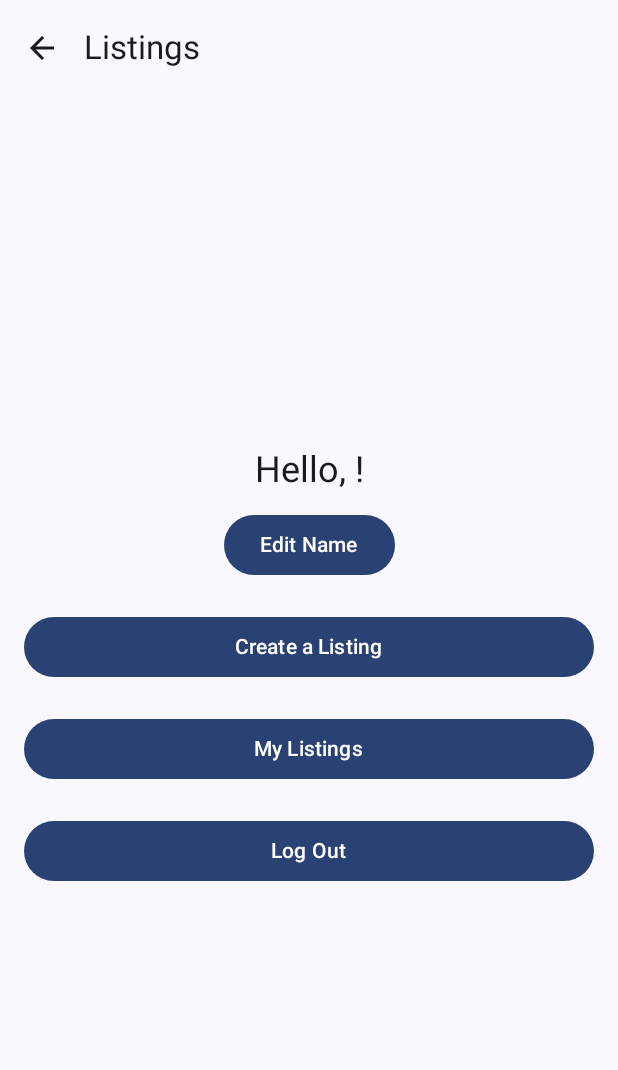
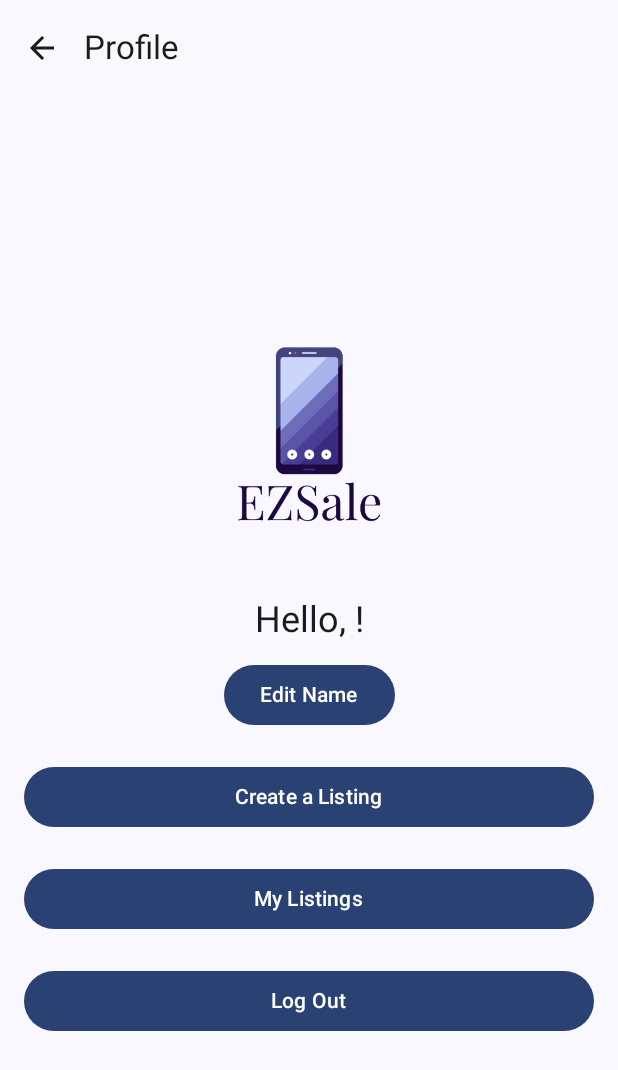
Before and after one commit to josuelanderos661/EZSale, an Android app built with Jetpack Compose: the CreateListing screen opened through its navigation route, after a tap on "Profile", on a phone screen of 412 x 824 dp. Shown: the top 1070 px of the screen. Run offline under Robolectric (Android 15) with nearby library versions, the phone set to English and light mode, and no system bars; our stand-ins replace Firebase (no records; nobody signed in at launch, a user with empty details on screens opened directly).

Commit message:
Added a back button to the listings, create listing, and Profile Screen. Also added a new app logo

```diff
--- a/app/src/main/java/com/example/ezsale/CreateListing.kt
+++ b/app/src/main/java/com/example/ezsale/CreateListing.kt
@@ -1,6 +1,8 @@
 package com.example.ezsale
 
 import androidx.compose.foundation.layout.*
+import androidx.compose.material.icons.Icons
+import androidx.compose.material.icons.filled.ArrowBack
 import androidx.compose.material3.*
 import androidx.compose.runtime.*
 import androidx.compose.ui.Alignment
@@ -12,6 +14,7 @@ import com.google.firebase.database.ktx.database
 import com.google.firebase.ktx.Firebase
 import java.util.UUID
 
+@OptIn(ExperimentalMaterial3Api::class)
 @Composable
 fun CreateListing(navController: NavHostController) {
     val user = Firebase.auth.currentUser
@@ -31,38 +34,74 @@ fun CreateListing(navController: NavHostController) {
     var description by remember { mutableStateOf("") }
     var isLoading by remember { mutableStateOf(false) }
 
+    Scaffold(
+        topBar = {
+            SmallTopAppBar(
+                title = { Text("Create a Listing") },
+                navigationIcon = {
+                    IconButton(onClick = { navController.navigate("ProfileScreen") }) {
+                        Icon(
+                            imageVector = Icons.Default.ArrowBack,
+                            contentDescription = "Back"
+                        )
+                    }
+                }
+            )
+        },
+        content = { innerPadding ->
             Column(
                 modifier = Modifier
                     .fillMaxSize()
+                    .padding(innerPadding)
                     .padding(16.dp),
                 horizontalAlignment = Alignment.CenterHorizontally,
                 verticalArrangement = Arrangement.Center
             ) {
-        Text(text = "Create a Listing", style = MaterialTheme.typography.headlineSmall)
-
+                Text(
+                    text = "Create a Listing",
+                    style = MaterialTheme.typography.headlineSmall
+                )
                 Spacer(modifier = Modifier.height(10.dp))
-
-        TextField(value = title, onValueChange = { title = it }, label = { Text("Item Title") })
+                TextField(
+                    value = title,
+                    onValueChange = { title = it },
+                    label = { Text("Item Title") },
+                    modifier = Modifier.fillMaxWidth()
+                )
                 Spacer(modifier = Modifier.height(10.dp))
-
-        TextField(value = price, onValueChange = { price = it }, label = { Text("Item Price") })
+                TextField(
+                    value = price,
+                    onValueChange = { price = it },
+                    label = { Text("Item Price") },
+                    modifier = Modifier.fillMaxWidth()
+                )
                 Spacer(modifier = Modifier.height(10.dp))
-
-        TextField(value = category, onValueChange = { category = it }, label = { Text("Category") })
+                TextField(
+                    value = category,
+                    onValueChange = { category = it },
+                    label = { Text("Category") },
+                    modifier = Modifier.fillMaxWidth()
+                )
                 Spacer(modifier = Modifier.height(10.dp))
-
-        TextField(value = condition, onValueChange = { condition = it }, label = { Text("Condition") })
+                TextField(
+                    value = condition,
+                    onValueChange = { condition = it },
+                    label = { Text("Condition") },
+                    modifier = Modifier.fillMaxWidth()
+                )
                 Spacer(modifier = Modifier.height(10.dp))
-
-        TextField(value = description, onValueChange = { description = it }, label = { Text("Description") })
+                TextField(
+                    value = description,
+                    onValueChange = { description = it },
+                    label = { Text("Description") },
+                    modifier = Modifier.fillMaxWidth()
+                )
                 Spacer(modifier = Modifier.height(20.dp))
-
                 Button(
                     onClick = {
                         isLoading = true
                         val database = Firebase.database.reference
                         val listingId = UUID.randomUUID().toString()
-
                         val listing = mapOf(
                             "title" to title,
                             "price" to price,
@@ -71,20 +110,25 @@ fun CreateListing(navController: NavHostController) {
                             "description" to description,
                             "userId" to user.uid
                         )
-
                         database.child("listings").child(listingId).setValue(listing)
                             .addOnSuccessListener {
                                 isLoading = false
-                        navController.navigate("ProfileScreen") // Navigate back to profile
+                                navController.navigate("ProfileScreen")
                             }
                             .addOnFailureListener {
                                 isLoading = false
                             }
                     },
-            enabled = title.isNotEmpty() && price.isNotEmpty() && category.isNotEmpty() && condition.isNotEmpty() && description.isNotEmpty(),
+                    enabled = title.isNotEmpty() &&
+                            price.isNotEmpty() &&
+                            category.isNotEmpty() &&
+                            condition.isNotEmpty() &&
+                            description.isNotEmpty(),
                     modifier = Modifier.fillMaxWidth()
                 ) {
                     Text(text = if (isLoading) "Saving..." else "Create Listing")
                 }
             }
         }
+    )
+}
--- a/app/src/main/java/com/example/ezsale/MainScreen.kt
+++ b/app/src/main/java/com/example/ezsale/MainScreen.kt
@@ -46,7 +46,7 @@ fun MainScreen(navController: NavHostController) {
         Spacer(modifier = Modifier.height(80.dp))
 
         Image(
-            painter = painterResource(id = R.drawable.ezsalelogo),
+            painter = painterResource(id = R.drawable.ezsalelogo1),
             contentDescription = "Main Screen image",
             modifier = Modifier
                 .size(150.dp)
--- a/app/src/main/java/com/example/ezsale/MyListingsScreen.kt
+++ b/app/src/main/java/com/example/ezsale/MyListingsScreen.kt
@@ -4,6 +4,8 @@ import androidx.compose.foundation.clickable
 import androidx.compose.foundation.layout.*
 import androidx.compose.foundation.lazy.LazyColumn
 import androidx.compose.foundation.lazy.items
+import androidx.compose.material.icons.Icons
+import androidx.compose.material.icons.filled.ArrowBack
 import androidx.compose.material3.*
 import androidx.compose.runtime.*
 import androidx.compose.ui.Alignment
@@ -17,7 +19,7 @@ import com.google.firebase.database.FirebaseDatabase
 import com.google.firebase.database.ktx.getValue
 
 
-
+@OptIn(ExperimentalMaterial3Api::class)
 @Composable
 fun MyListingsScreen(navController: NavHostController) {
     val user = Firebase.auth.currentUser
@@ -33,14 +35,29 @@ fun MyListingsScreen(navController: NavHostController) {
         }
     }
 
+    Scaffold(
+        topBar = {
+            SmallTopAppBar(
+                title = { Text("My Listings") },
+                navigationIcon = {
+                    IconButton(onClick = { navController.navigate("ProfileScreen") }) {
+                        Icon(
+                            imageVector = Icons.Default.ArrowBack,
+                            contentDescription = "Back"
+                        )
+                    }
+                }
+            )
+        },
+        content = { innerPadding ->
             Column(
-        modifier = Modifier.fillMaxSize().padding(16.dp),
+                modifier = Modifier
+                    .fillMaxSize()
+                    .padding(innerPadding)
+                    .padding(16.dp),
                 horizontalAlignment = Alignment.CenterHorizontally,
                 verticalArrangement = Arrangement.Center
             ) {
-        Text(text = "My Listings", style = MaterialTheme.typography.headlineSmall)
-        Spacer(modifier = Modifier.height(10.dp))
-
                 if (userListings.isEmpty()) {
                     // Message when the user has no listings
                     Text(
@@ -48,7 +65,6 @@ fun MyListingsScreen(navController: NavHostController) {
                         style = MaterialTheme.typography.bodyMedium
                     )
                     Spacer(modifier = Modifier.height(20.dp))
-
                     // Button to navigate to CreateListing screen
                     Button(onClick = { navController.navigate("CreateListing") }) {
                         Text("Create a Listing")
@@ -65,11 +81,20 @@ fun MyListingsScreen(navController: NavHostController) {
                                 elevation = CardDefaults.cardElevation(4.dp)
                             ) {
                                 Column(modifier = Modifier.padding(16.dp)) {
-                            Text(text = listing.title, style = MaterialTheme.typography.titleMedium)
+                                    Text(
+                                        text = listing.title,
+                                        style = MaterialTheme.typography.titleMedium
+                                    )
                                     Spacer(modifier = Modifier.height(4.dp))
-                            Text(text = "Price: $${listing.price}", style = MaterialTheme.typography.bodyMedium)
+                                    Text(
+                                        text = "Price: $${listing.price}",
+                                        style = MaterialTheme.typography.bodyMedium
+                                    )
                                     Spacer(modifier = Modifier.height(4.dp))
-                            Text(text = listing.description, style = MaterialTheme.typography.bodySmall)
+                                    Text(
+                                        text = listing.description,
+                                        style = MaterialTheme.typography.bodySmall
+                                    )
                                 }
                             }
                         }
@@ -77,3 +102,5 @@ fun MyListingsScreen(navController: NavHostController) {
                 }
             }
         }
+    )
+}
--- a/app/src/main/java/com/example/ezsale/ProfileScreen.kt
+++ b/app/src/main/java/com/example/ezsale/ProfileScreen.kt
@@ -1,5 +1,6 @@
 package com.example.ezsale
 
+import androidx.compose.foundation.Image
 import androidx.compose.foundation.layout.*
 import androidx.compose.material.icons.Icons
 import androidx.compose.material.icons.filled.ArrowBack
@@ -11,6 +12,7 @@ import androidx.compose.runtime.remember
 import androidx.compose.runtime.setValue
 import androidx.compose.ui.Alignment
 import androidx.compose.ui.Modifier
+import androidx.compose.ui.res.painterResource
 import androidx.compose.ui.unit.dp
 import androidx.navigation.NavHostController
 import com.google.firebase.Firebase
@@ -28,7 +30,7 @@ fun ProfileScreen(navController: NavHostController) {
     Scaffold(
         topBar = {
             SmallTopAppBar(
-                title = { Text("Listings") },
+                title = { Text("Profile") },
                 navigationIcon = {
                     IconButton(onClick = { navController.navigate("ListingsScreen") }) {
                         Icon(
@@ -48,6 +50,15 @@ fun ProfileScreen(navController: NavHostController) {
                 horizontalAlignment = Alignment.CenterHorizontally,
                 verticalArrangement = Arrangement.Center
             ) {
+                // App logo above the greeting text
+                Image(
+                    painter = painterResource(id = R.drawable.ezsalelogo1),
+                    contentDescription = "App Logo",
+                    modifier = Modifier
+                        .size(200.dp)
+                        .padding(bottom = 16.dp)
+                )
+
                 if (isEditing) {
                     // Editing mode: User can change display name
                     Text("Enter a new display name:", style = MaterialTheme.typography.bodyMedium)
--- a/app/src/main/java/com/example/ezsale/SplashScreen.kt
+++ b/app/src/main/java/com/example/ezsale/SplashScreen.kt
@@ -26,7 +26,7 @@ fun SplashScreen(navController: NavHostController) {
         ) {
             // Logo Image
             Image(
-                painter = painterResource(id = R.drawable.ezsalelogo),
+                painter = painterResource(id = R.drawable.ezsalelogo1),
                 contentDescription = "App Logo",
                 modifier = Modifier.size(300.dp)
             )
```
Also changed, not shown: app/src/main/res/drawable/ezsalelogo1.png (added). Lines whose indentation alone changed are shown as unchanged.
